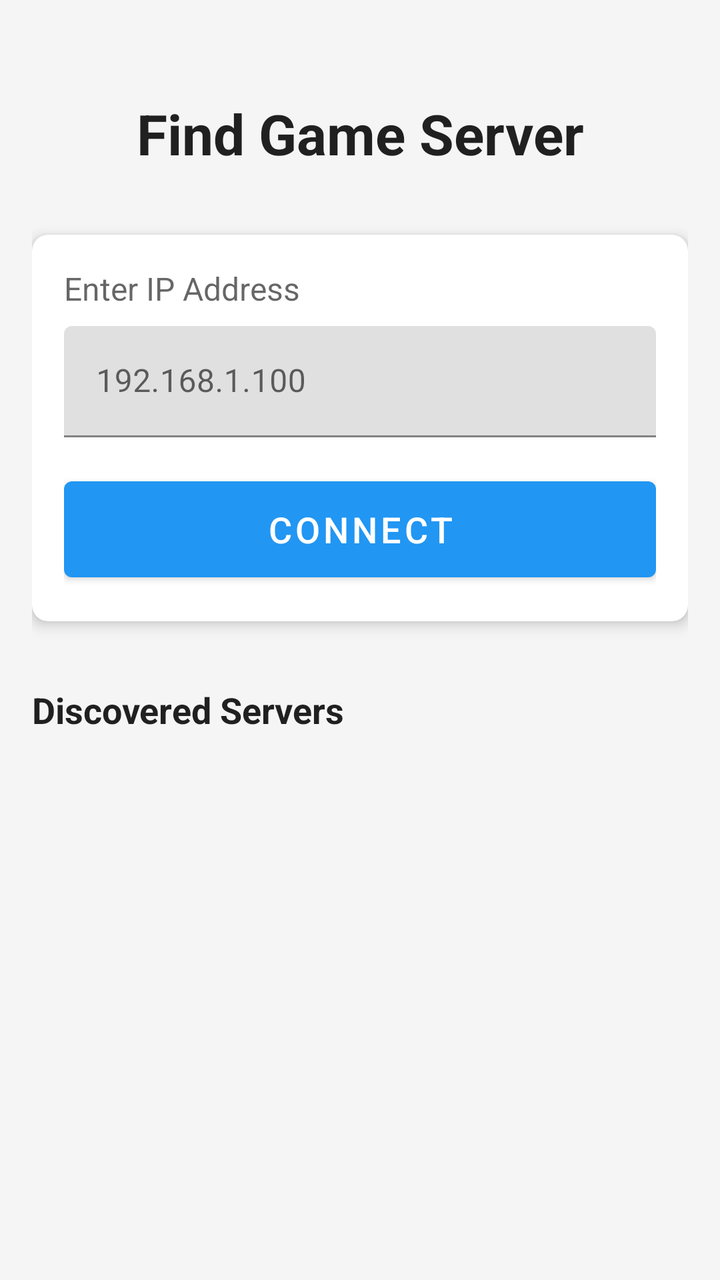
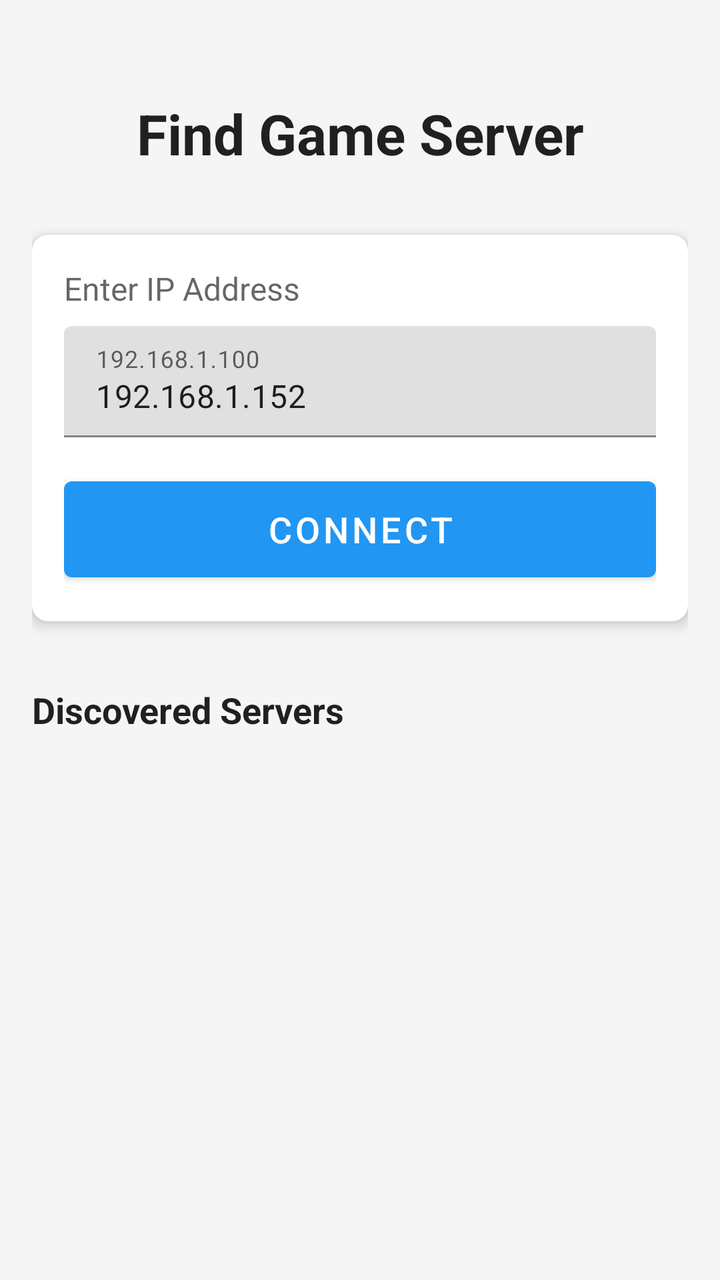

An Android layout rendered at two revisions. The XML below is the earlier revision; the diff shows what the commit changed to produce the second picture.
<!-- AndroidManifest.xml: application theme Theme.GameRemoteClient -->
<!-- res/layout/fragment_server_discovery.xml -->
<?xml version="1.0" encoding="utf-8"?>
<androidx.constraintlayout.widget.ConstraintLayout xmlns:android="http://schemas.android.com/apk/res/android"
    xmlns:app="http://schemas.android.com/apk/res-auto"
    xmlns:tools="http://schemas.android.com/tools"
    android:layout_width="match_parent"
    android:layout_height="match_parent"
    android:padding="16dp"
    android:background="@color/background">

    <TextView
        android:id="@+id/titleText"
        android:layout_width="0dp"
        android:layout_height="wrap_content"
        android:text="@string/server_discovery_title"
        android:textSize="28sp"
        android:textStyle="bold"
        android:textColor="@color/text_primary"
        android:gravity="center"
        app:layout_constraintTop_toTopOf="parent"
        app:layout_constraintStart_toStartOf="parent"
        app:layout_constraintEnd_toEndOf="parent"
        android:layout_marginTop="32dp" />

    <com.google.android.material.card.MaterialCardView
        android:id="@+id/ipEntryCard"
        android:layout_width="0dp"
        android:layout_height="wrap_content"
        app:cardCornerRadius="8dp"
        app:cardElevation="4dp"
        android:layout_marginTop="32dp"
        app:layout_constraintTop_toBottomOf="@id/titleText"
        app:layout_constraintStart_toStartOf="parent"
        app:layout_constraintEnd_toEndOf="parent">

        <LinearLayout
            android:layout_width="match_parent"
            android:layout_height="wrap_content"
            android:orientation="vertical"
            android:padding="16dp">

            <TextView
                android:layout_width="wrap_content"
                android:layout_height="wrap_content"
                android:text="@string/enter_ip_address"
                android:textSize="16sp"
                android:textColor="@color/text_secondary" />

            <com.google.android.material.textfield.TextInputLayout
                android:layout_width="match_parent"
                android:layout_height="wrap_content"
                android:layout_marginTop="8dp">

                <com.google.android.material.textfield.TextInputEditText
                    android:id="@+id/ipAddressInput"
                    android:layout_width="match_parent"
                    android:layout_height="wrap_content"
                    android:hint="@string/ip_address_hint"
                    android:inputType="textNoSuggestions"
                    android:maxLines="1" />
            </com.google.android.material.textfield.TextInputLayout>

            <com.google.android.material.button.MaterialButton
                android:id="@+id/connectButton"
                android:layout_width="match_parent"
                android:layout_height="60dp"
                android:text="@string/connect_button"
                android:textSize="18sp"
                android:layout_marginTop="16dp" />
        </LinearLayout>
    </com.google.android.material.card.MaterialCardView>

    <TextView
        android:id="@+id/discoveredServersLabel"
        android:layout_width="0dp"
        android:layout_height="wrap_content"
        android:text="@string/discovered_servers"
        android:textSize="18sp"
        android:textStyle="bold"
        android:textColor="@color/text_primary"
        android:layout_marginTop="32dp"
        app:layout_constraintTop_toBottomOf="@id/ipEntryCard"
        app:layout_constraintStart_toStartOf="parent"
        app:layout_constraintEnd_toEndOf="parent" />

    <ProgressBar
        android:id="@+id/scanningProgress"
        android:layout_width="wrap_content"
        android:layout_height="wrap_content"
        android:visibility="gone"
        app:layout_constraintTop_toBottomOf="@id/discoveredServersLabel"
        app:layout_constraintStart_toStartOf="parent"
        app:layout_constraintEnd_toEndOf="parent"
        android:layout_marginTop="16dp"
        tools:visibility="visible" />

    <TextView
        android:id="@+id/scanningText"
        android:layout_width="wrap_content"
        android:layout_height="wrap_content"
        android:text="@string/scanning"
        android:textColor="@color/text_secondary"
        android:visibility="gone"
        app:layout_constraintTop_toBottomOf="@id/scanningProgress"
        app:layout_constraintStart_toStartOf="parent"
        app:layout_constraintEnd_toEndOf="parent"
        android:layout_marginTop="8dp"
        tools:visibility="visible" />

    <androidx.recyclerview.widget.RecyclerView
        android:id="@+id/serversRecyclerView"
        android:layout_width="0dp"
        android:layout_height="0dp"
        android:layout_marginTop="16dp"
        app:layout_constraintTop_toBottomOf="@id/scanningText"
        app:layout_constraintBottom_toBottomOf="parent"
        app:layout_constraintStart_toStartOf="parent"
        app:layout_constraintEnd_toEndOf="parent"
        tools:listitem="@layout/item_server" />

    <TextView
        android:id="@+id/noServersText"
        android:layout_width="wrap_content"
        android:layout_height="wrap_content"
        android:text="@string/no_servers_found"
        android:textColor="@color/text_secondary"
        android:visibility="gone"
        app:layout_constraintTop_toBottomOf="@id/discoveredServersLabel"
        app:layout_constraintBottom_toBottomOf="parent"
        app:layout_constraintStart_toStartOf="parent"
        app:layout_constraintEnd_toEndOf="parent" />

</androidx.constraintlayout.widget.ConstraintLayout>
<!-- res/layout/item_server.xml (included above) -->
<?xml version="1.0" encoding="utf-8"?>
<com.google.android.material.card.MaterialCardView xmlns:android="http://schemas.android.com/apk/res/android"
    xmlns:app="http://schemas.android.com/apk/res-auto"
    android:layout_width="match_parent"
    android:layout_height="wrap_content"
    android:layout_margin="8dp"
    app:cardCornerRadius="8dp"
    app:cardElevation="2dp"
    android:clickable="true"
    android:focusable="true"
    android:foreground="?attr/selectableItemBackground">

    <LinearLayout
        android:layout_width="match_parent"
        android:layout_height="wrap_content"
        android:orientation="vertical"
        android:padding="16dp">

        <TextView
            android:id="@+id/serverName"
            android:layout_width="wrap_content"
            android:layout_height="wrap_content"
            android:text="Game Server"
            android:textSize="18sp"
            android:textStyle="bold"
            android:textColor="@color/text_primary" />

        <TextView
            android:id="@+id/serverAddress"
            android:layout_width="wrap_content"
            android:layout_height="wrap_content"
            android:text="192.168.1.100:8080"
            android:textSize="14sp"
            android:textColor="@color/text_secondary"
            android:layout_marginTop="4dp" />

        <TextView
            android:id="@+id/playerCount"
            android:layout_width="wrap_content"
            android:layout_height="wrap_content"
            android:text="0 players"
            android:textSize="12sp"
            android:textColor="@color/text_secondary"
            android:layout_marginTop="4dp" />
    </LinearLayout>

</com.google.android.material.card.MaterialCardView>
<!-- resources referenced by this layout -->
<resources>
  <color name="background">#FFF5F5F5</color>
  <color name="text_primary">#DE000000</color>
  <color name="text_secondary">#99000000</color>
  <string name="connect_button">Connect</string>
  <string name="discovered_servers">Discovered Servers</string>
  <string name="enter_ip_address">Enter IP Address</string>
  <string name="ip_address_hint">192.168.1.100</string>
  <string name="no_servers_found">No servers found</string>
  <string name="scanning">Scanning for servers…</string>
  <string name="server_discovery_title">Find Game Server</string>
  <style name="Theme.GameRemoteClient" parent="Theme.MaterialComponents.DayNight.DarkActionBar">
          <item name="colorPrimary">@color/primary</item>
          <item name="colorPrimaryDark">@color/primary_dark</item>
          <item name="colorAccent">@color/accent</item>
          <item name="android:windowBackground">@color/background</item>
      </style>
  <color name="primary">#FF2196F3</color>
  <color name="primary_dark">#FF1976D2</color>
  <color name="accent">#FFFF5722</color>
</resources>

<!-- the commit's change to res/layout/fragment_server_discovery.xml (unified diff, before → after) -->
@@ -56,7 +56,8 @@
                     android:layout_height="wrap_content"
                     android:hint="@string/ip_address_hint"
                     android:inputType="textNoSuggestions"
-                    android:maxLines="1" />
+                    android:maxLines="1"
+                    android:text="192.168.1.152" />
             </com.google.android.material.textfield.TextInputLayout>
 
             <com.google.android.material.button.MaterialButton
